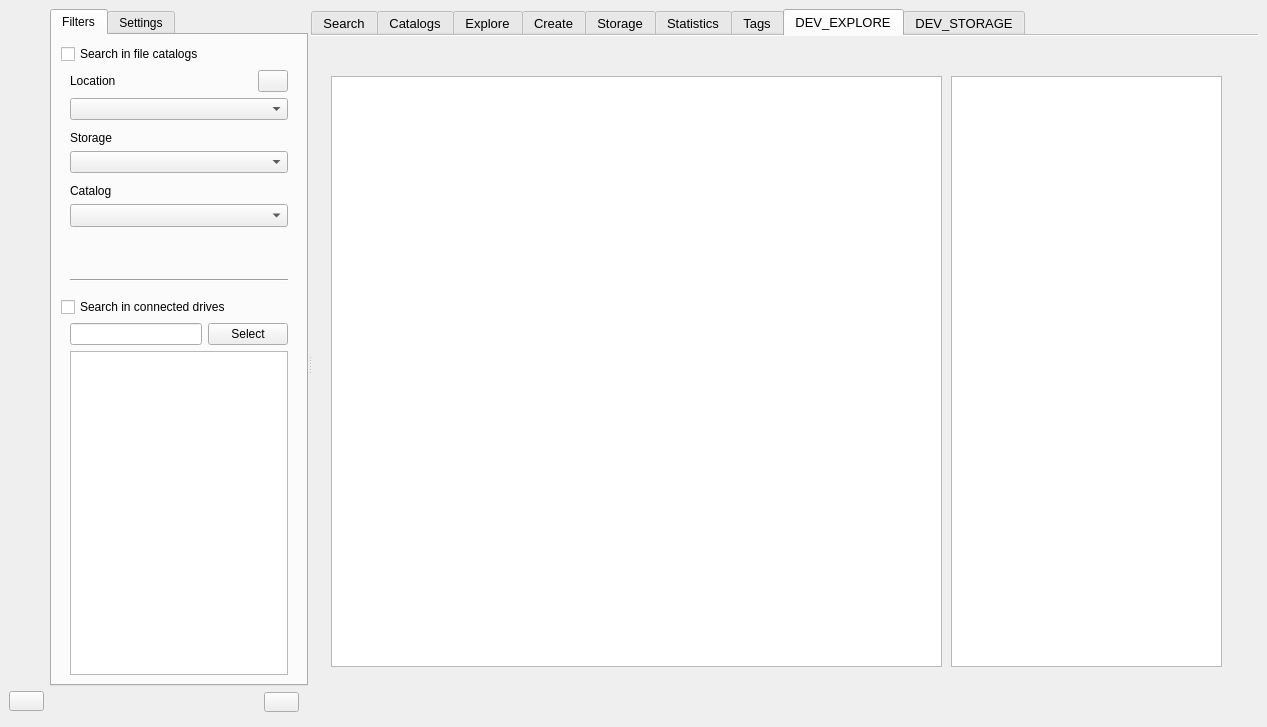
StephaneCouturier/Katalog, file mainwindow.ui: the form before one commit.
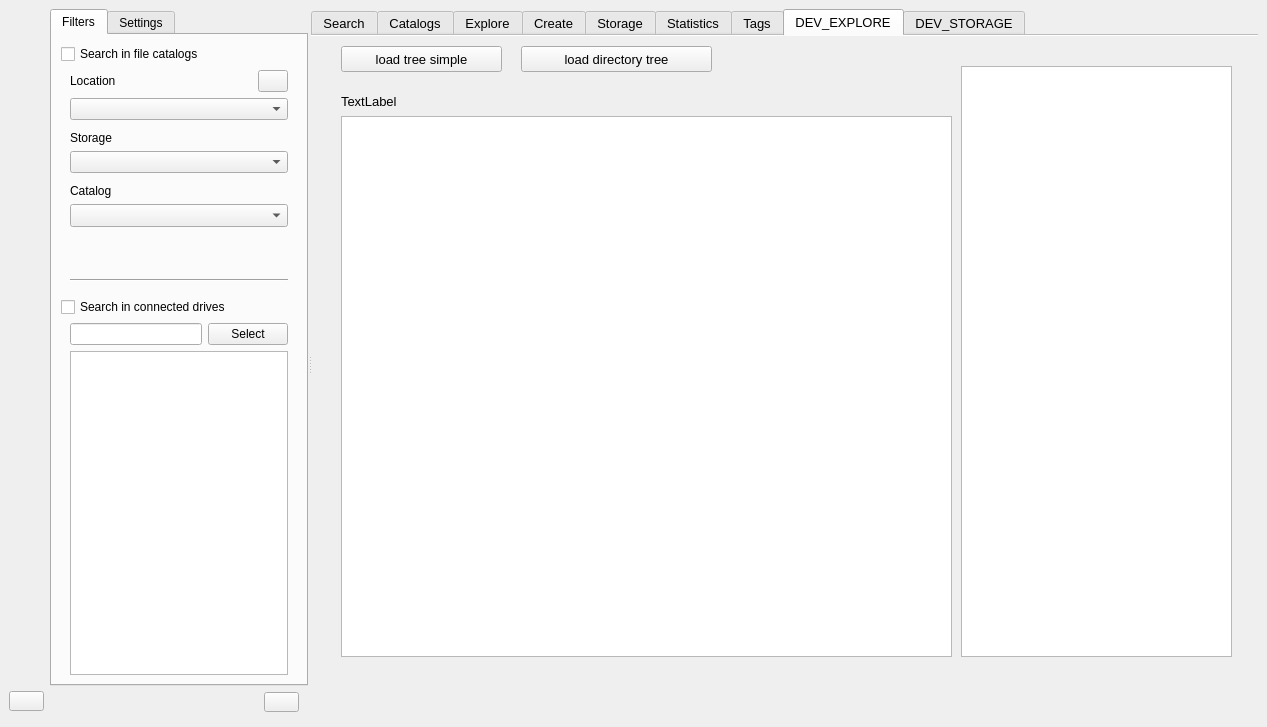
The form after the commit. The open tabs and pages were chosen to show the change. Icons and pictures are not drawn. Custom widgets are drawn as their Qt base class.

Patch:
```diff
--- a/mainwindow.ui
+++ b/mainwindow.ui
@@ -5713,23 +5713,62 @@
            <widget class="QTreeView" name="DEV_treeView_Directories">
             <property name="geometry">
              <rect>
-              <x>20</x>
-              <y>40</y>
+              <x>30</x>
+              <y>80</y>
               <width>611</width>
-              <height>591</height>
+              <height>541</height>
              </rect>
             </property>
            </widget>
            <widget class="QTreeView" name="DEV_treeView_Files">
             <property name="geometry">
              <rect>
-              <x>640</x>
-              <y>40</y>
+              <x>650</x>
+              <y>30</y>
               <width>271</width>
               <height>591</height>
              </rect>
             </property>
            </widget>
+           <widget class="QPushButton" name="DEV_Explore_pushButton_Load">
+            <property name="geometry">
+             <rect>
+              <x>30</x>
+              <y>10</y>
+              <width>161</width>
+              <height>26</height>
+             </rect>
+            </property>
+            <property name="text">
+             <string>load tree simple</string>
+            </property>
+           </widget>
+           <widget class="QPushButton" name="DEV_Explore_pushButton_LoadDirectory">
+            <property name="geometry">
+             <rect>
+              <x>210</x>
+              <y>10</y>
+              <width>191</width>
+              <height>26</height>
+             </rect>
+            </property>
+            <property name="text">
+             <string>load directory tree</string>
+            </property>
+           </widget>
+           <widget class="QLabel" name="DEV_Explore_label_DisplayText">
+            <property name="geometry">
+             <rect>
+              <x>30</x>
+              <y>50</y>
+              <width>541</width>
+              <height>31</height>
+             </rect>
+            </property>
+            <property name="text">
+             <string>TextLabel</string>
+            </property>
+           </widget>
           </widget>
           <widget class="QWidget" name="DEV_STORAGE">
            <attribute name="icon">
```
Left out of the diff: 18 changed lines with no effect on the pictures.
